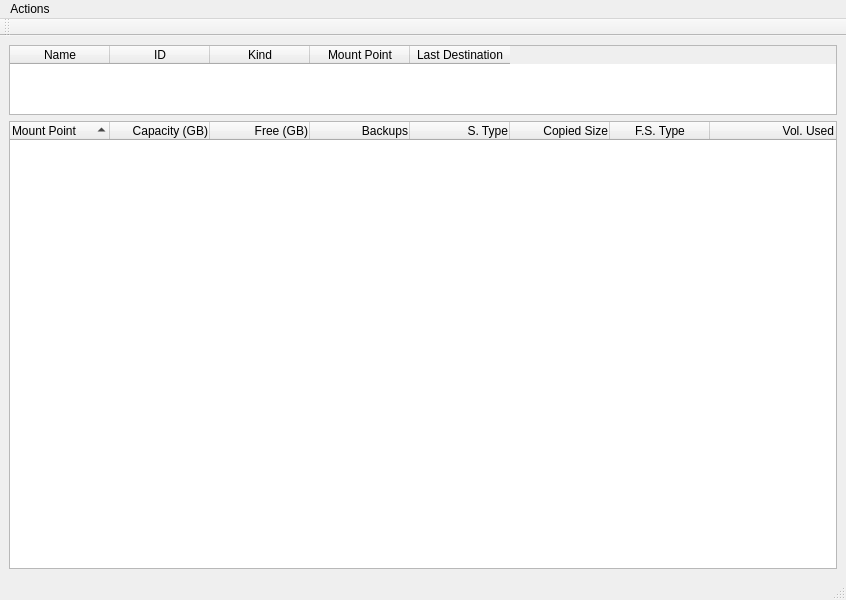
Above: mainwindow.ui from louis-langholtz/time-machine-helper before the change. Below: the same form after it.
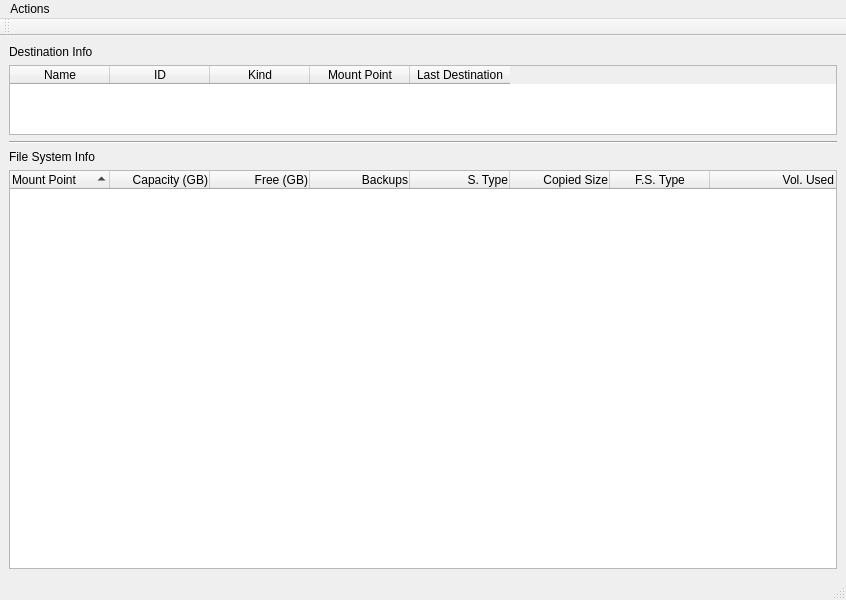
That is the form after the change.

Commit message: Adds labels to destination-info and file-system-info widget sections

```diff
--- a/mainwindow.ui
+++ b/mainwindow.ui
@@ -20,6 +20,13 @@
    <layout class="QVBoxLayout" name="verticalLayout_2">
     <item>
      <layout class="QVBoxLayout" name="verticalLayout">
+      <item>
+       <widget class="QLabel" name="label">
+        <property name="text">
+         <string>Destination Info</string>
+        </property>
+       </widget>
+      </item>
       <item>
        <widget class="QTableWidget" name="destinationsWidget">
         <property name="sizePolicy">
@@ -70,6 +77,20 @@
         </column>
        </widget>
       </item>
+      <item>
+       <widget class="Line" name="line">
+        <property name="orientation">
+         <enum>Qt::Horizontal</enum>
+        </property>
+       </widget>
+      </item>
+      <item>
+       <widget class="QLabel" name="label_2">
+        <property name="text">
+         <string>File System Info</string>
+        </property>
+       </widget>
+      </item>
       <item>
        <widget class="QTreeWidget" name="mountPointsWidget">
         <property name="sizePolicy">
```
